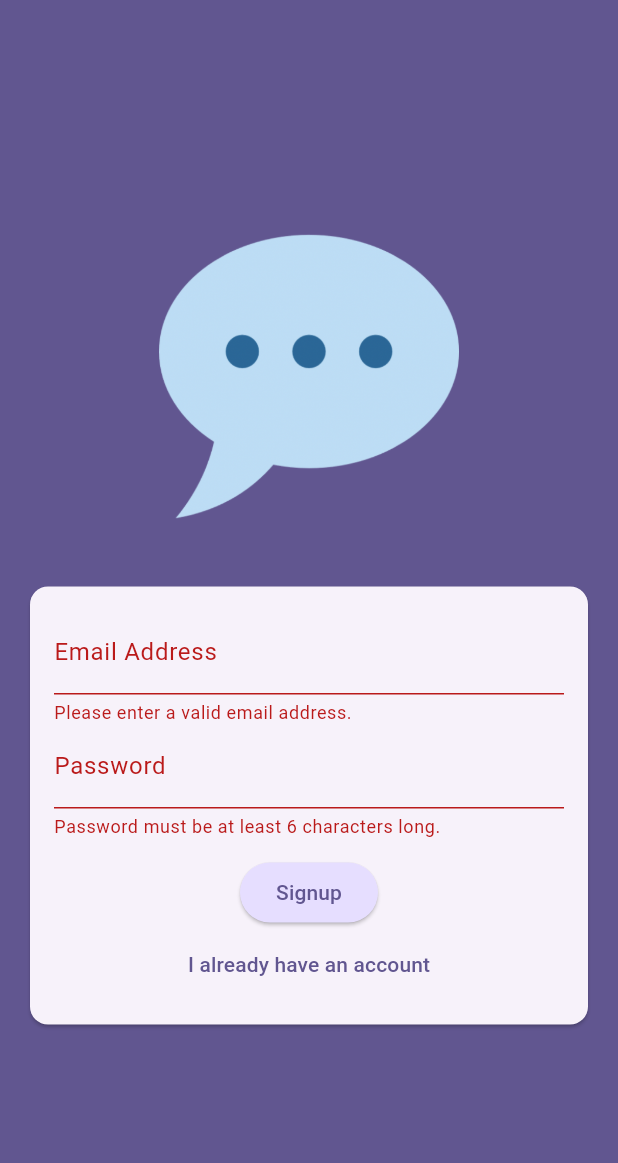
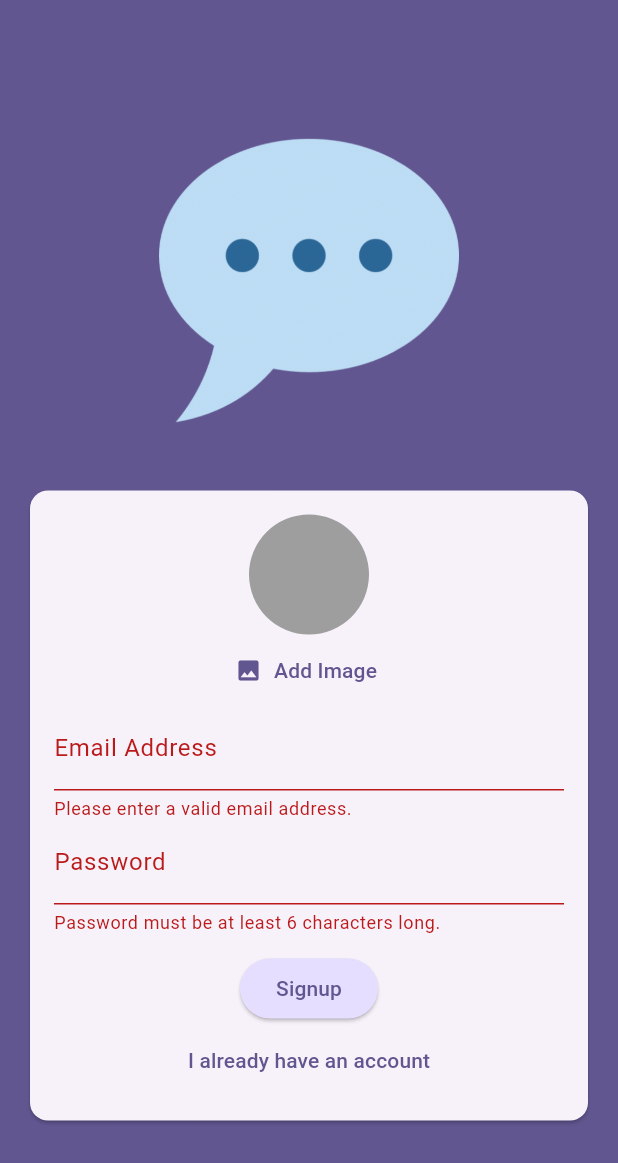
Before and after one commit to BrianPHChen/flutter_chat_app, a Flutter app: the screen it shows after launch, after a tap on "Login", after a tap on "Create an account", on a phone screen of 412 x 824 dp. Shown: the top 1163 px of the screen. Run offline on Flutter 3.47's test engine with Material 3 defaults, Android fonts, the phone set to English and light mode, and no system bars; our stand-ins replace firebase_auth, firebase_core, image_picker; accounts and stored records are empty.

Commit message:
feat: add image when signup

```diff
--- a/lib/screens/auth.dart
+++ b/lib/screens/auth.dart
@@ -1,3 +1,4 @@
+import 'package:chat_app/widgets/user_image_picker.dart';
 import 'package:flutter/material.dart';
 import 'package:firebase_auth/firebase_auth.dart';
 
@@ -78,6 +79,7 @@ class _AuthScreenState extends State<AuthScreen> {
                       child: Column(
                         mainAxisSize: MainAxisSize.min,
                         children: [
+                          if (!_isLogin) UserImagePicker(),
                           TextFormField(
                             decoration: const InputDecoration(
                                 labelText: 'Email Address'),
--- /dev/null
+++ b/lib/widgets/user_image_picker.dart
@@ -0,0 +1,61 @@
+import 'dart:io';
+
+import 'package:flutter/material.dart';
+import 'package:image_picker/image_picker.dart';
+
+class UserImagePicker extends StatefulWidget {
+  const UserImagePicker({super.key});
+
+  // final void Function(File pickedImage) onPickImage;
+
+  @override
+  State<UserImagePicker> createState() {
+    return _UserImagePickerState();
+  }
+}
+
+class _UserImagePickerState extends State<UserImagePicker> {
+  File? _pickedImageFile;
+
+  void _pickImage() async {
+    final pickedImage = await ImagePicker().pickImage(
+      source: ImageSource.camera,
+      imageQuality: 50,
+      maxWidth: 150,
+    );
+
+    if (pickedImage == null) {
+      return;
+    }
+
+    setState(() {
+      _pickedImageFile = File(pickedImage.path);
+    });
+
+    // widget.onPickImage(_pickedImageFile!);
+  }
+
+  @override
+  Widget build(BuildContext context) {
+    return Column(
+      children: [
+        CircleAvatar(
+          radius: 40,
+          backgroundColor: Colors.grey,
+          foregroundImage:
+              _pickedImageFile != null ? FileImage(_pickedImageFile!) : null,
+        ),
+        TextButton.icon(
+          onPressed: _pickImage,
+          icon: const Icon(Icons.image),
+          label: Text(
+            'Add Image',
+            style: TextStyle(
+              color: Theme.of(context).colorScheme.primary,
+            ),
+          ),
+        )
+      ],
+    );
+  }
+}
--- a/pubspec.yaml
+++ b/pubspec.yaml
@@ -37,6 +37,8 @@ dependencies:
   cupertino_icons: ^1.0.6
   firebase_core: ^3.3.0
   firebase_auth: ^5.1.4
+  firebase_storage: ^12.2.0
+  image_picker: ^1.1.2
 
 dev_dependencies:
   flutter_test:
```
Also changed, not shown: pubspec.lock, 8 other files.
